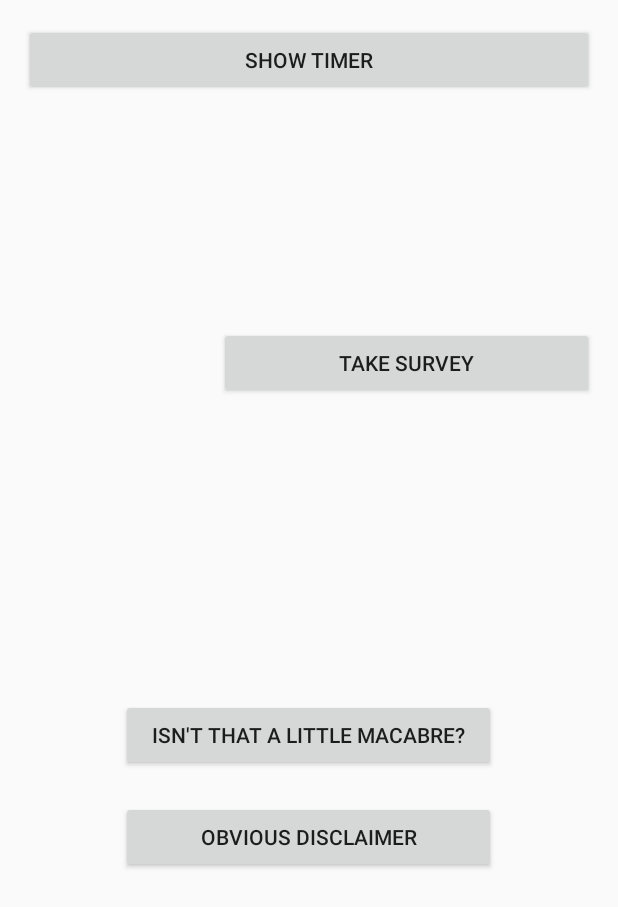
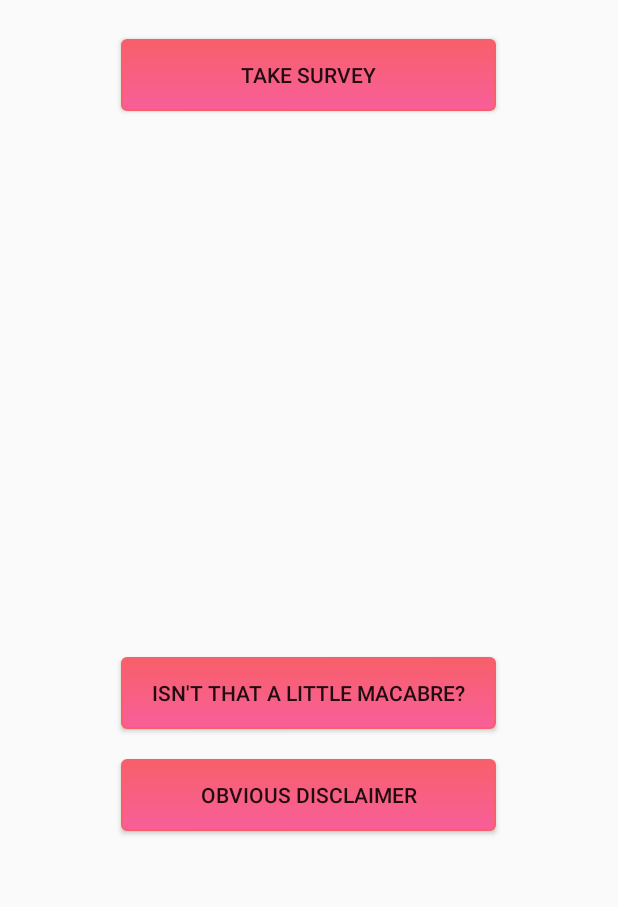
Before and after one commit to lucasskoff/DeathCountdown, an Android app: the layout activity_main.xml on its own in the app's theme, with its tools: preview values and no code run, on a phone screen of 412 x 824 dp. Shown: the top 907 px of the screen. Run offline under Robolectric (Android 15) with nearby library versions, the phone set to English and light mode, and no system bars.

Commit message:
added button styling. removed show timer button

```diff
--- /dev/null
+++ b/app/src/main/res/drawable/mainmenubutton.xml
@@ -0,0 +1,24 @@
+<?xml version="1.0" encoding="utf-8"?>
+<selector xmlns:android="http://schemas.android.com/apk/res/android" >
+    <item android:state_pressed="true" >
+        <shape android:shape="rectangle"  >
+            <corners android:radius="3dip" />
+            <stroke android:width="1dip" android:color="#f85f6a" />
+            <gradient android:angle="-90" android:startColor="#f85f6a" android:endColor="#f85f9a"  />
+        </shape>
+    </item>
+    <item android:state_focused="true">
+        <shape android:shape="rectangle"  >
+            <corners android:radius="3dip" />
+            <stroke android:width="1dip" android:color="#f85f6a" />
+            <solid android:color="#f85f6a"/>
+        </shape>
+    </item>
+    <item >
+        <shape android:shape="rectangle"  >
+            <corners android:radius="3dip" />
+            <stroke android:width="1dip" android:color="#f85f6a" />
+            <gradient android:angle="-90" android:startColor="#f85f6a" android:endColor="#f85f9a" />
+        </shape>
+    </item>
+</selector>
--- a/app/src/main/res/layout/activity_main.xml
+++ b/app/src/main/res/layout/activity_main.xml
@@ -18,13 +18,15 @@
         android:layout_alignParentTop="true"
         android:layout_alignParentStart="true">
 
-
-
-    <Button
-        android:text="@string/show_timer"
-        android:layout_width="match_parent"
-        android:layout_height="wrap_content"
-        android:id="@+id/show_timer" />
+        <Button
+            android:id="@+id/take_survey"
+            android:layout_gravity="center_horizontal"
+            android:layout_width="250dp"
+            android:layout_height="wrap_content"
+            android:layout_marginBottom="10dp"
+            android:layout_marginTop="10dp"
+            android:background="@drawable/mainmenubutton"
+            android:text="@string/take_survey" />
 
         <TextView
             android:id="@+id/textView"
@@ -34,15 +36,10 @@
             android:textAppearance="?android:attr/textAppearanceLarge"
             android:textSize="40sp"
             app:layout_anchorGravity="center" />
-        <Button
-            android:id="@+id/take_survey"
-            android:layout_gravity="end"
-            android:layout_width="250dp"
-            android:layout_height="wrap_content"
-            android:text="@string/take_survey" />
-<Space
-    android:layout_width="match_parent"
-    android:layout_height="200dp"/>
+
+        <Space
+            android:layout_width="match_parent"
+            android:layout_height="200dp"/>
 
         <Button
             android:id="@+id/about_us"
@@ -50,6 +47,7 @@
             android:layout_width="250dp"
             android:layout_height="wrap_content"
             android:layout_marginBottom="10dp"
+            android:background="@drawable/mainmenubutton"
             android:text="@string/title_activity_about_us" />
 
         <Button
@@ -59,6 +57,7 @@
             android:layout_height="wrap_content"
             android:layout_marginTop="10dp"
             android:layout_marginBottom="10dp"
+            android:background="@drawable/mainmenubutton"
             android:text="@string/title_activity_disclaimer" />
     </LinearLayout>
 
```
Also changed, not shown: app/src/main/java/com/example/deathcountdown/StartUpScreen.java (+15 -37 lines).
